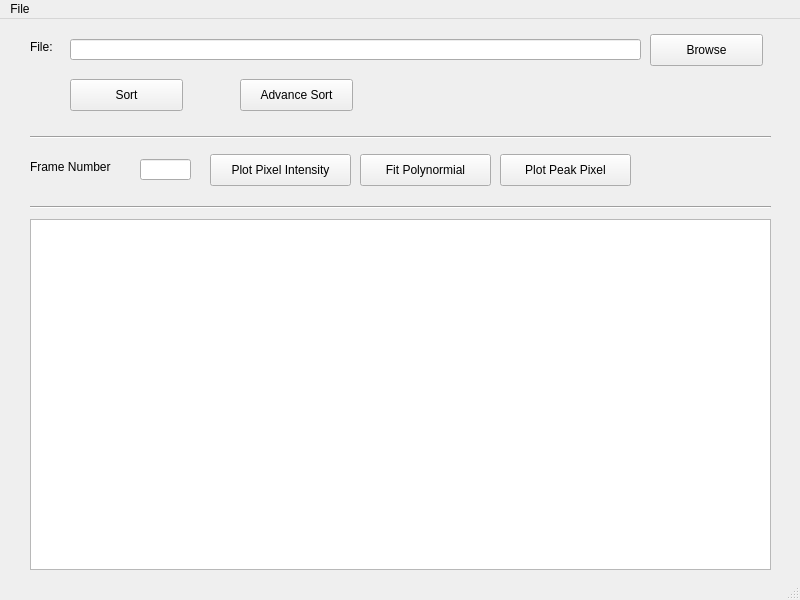
Qt form mainWindow.ui (gihankaushyal/PixelAnomalyDetectorTool) before a commit.
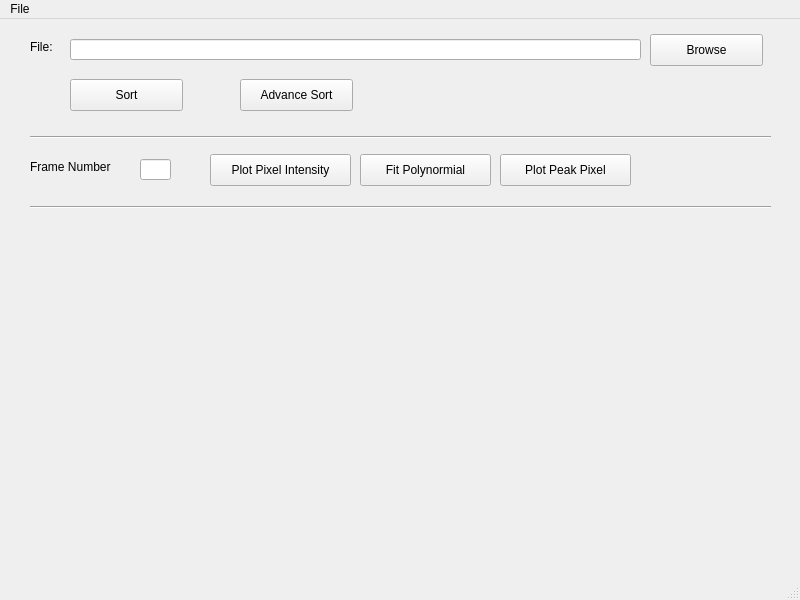
The same form after that commit.

Commit message:
So far.... made the changes to the plot and now axis are in the same scale pixel number (x-axis) is now corresponds to the actual pixel number added comments the code so that it's easier to understand clean-up the code a bit adding functions. made the changes to the GainSwitching.py so that the *cxi file avilable locally
added a gui and created a main.py

(11/3/2022)
*The graphs are not poping out of the main gui anymore, instated they show up in the bottom window dedicated for graphs.
*made some changes to QMessagesBoxes(). used QMesseageBox.critical() and QMesseageBox.information()

```diff
--- a/mainWindow.ui
+++ b/mainWindow.ui
@@ -107,7 +107,7 @@
      <rect>
       <x>140</x>
       <y>140</y>
-      <width>51</width>
+      <width>31</width>
       <height>21</height>
      </rect>
     </property>
@@ -164,13 +164,13 @@
      <enum>Qt::Horizontal</enum>
     </property>
    </widget>
-   <widget class="QGraphicsView" name="graphicsView">
+   <widget class="QWidget" name="graphingSpace" native="true">
     <property name="geometry">
      <rect>
       <x>30</x>
       <y>200</y>
       <width>741</width>
-      <height>351</height>
+      <height>341</height>
      </rect>
     </property>
    </widget>
```
The commit also changes 1 other file.
